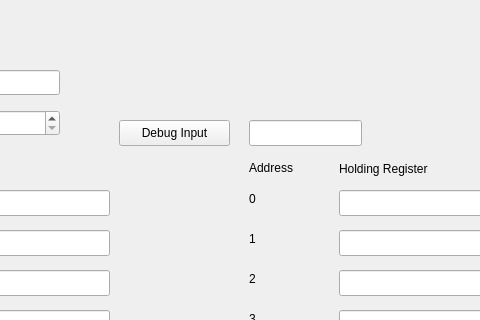
Before: the Qt Designer form mainwindow.ui in xiaomajsj/ModbusTcpTest, drawn with Qt 5; both pictures show x 201 to 681 and y 0 to 320 of the 800 by 771 pixel window.
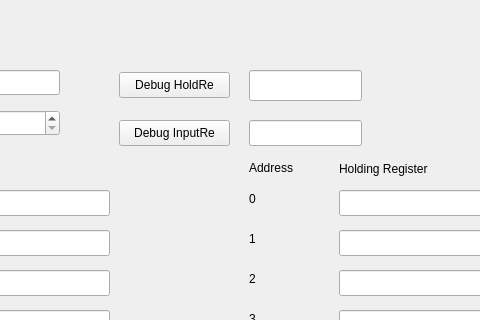
After: the same form once the commit is applied.

Commit message: a lot of debuggings in HMI

What changed in the file:
```diff
--- a/mainwindow.ui
+++ b/mainwindow.ui
@@ -443,7 +443,7 @@
      </rect>
     </property>
     <property name="text">
-     <string>Debug Input</string>
+     <string>Debug InputRe</string>
     </property>
    </widget>
    <widget class="QLineEdit" name="TestLineEdit">
@@ -718,6 +718,29 @@
      <string>1</string>
     </property>
    </widget>
+   <widget class="QPushButton" name="pushButton_2">
+    <property name="geometry">
+     <rect>
+      <x>320</x>
+      <y>72</y>
+      <width>111</width>
+      <height>26</height>
+     </rect>
+    </property>
+    <property name="text">
+     <string>Debug HoldRe</string>
+    </property>
+   </widget>
+   <widget class="QLineEdit" name="TestLineEdit2">
+    <property name="geometry">
+     <rect>
+      <x>450</x>
+      <y>70</y>
+      <width>113</width>
+      <height>31</height>
+     </rect>
+    </property>
+   </widget>
   </widget>
   <widget class="QMenuBar" name="menubar">
    <property name="geometry">
```
Left out of the diff: 2 changed lines with no effect on the pictures. The commit also changes 2 other files.
